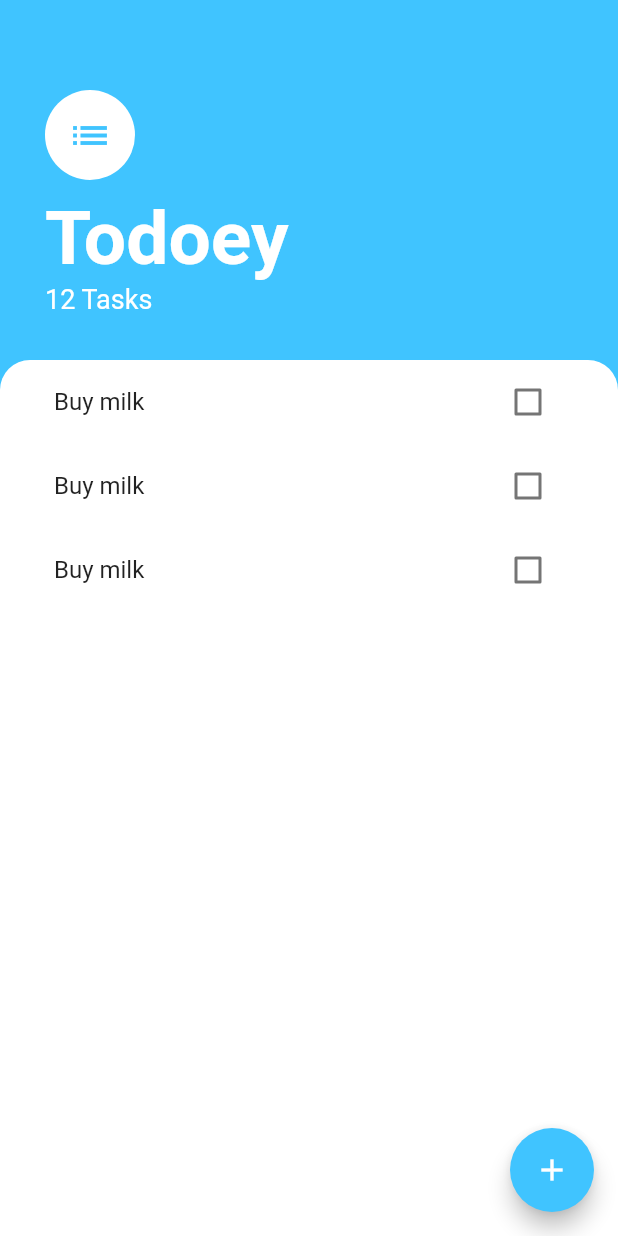
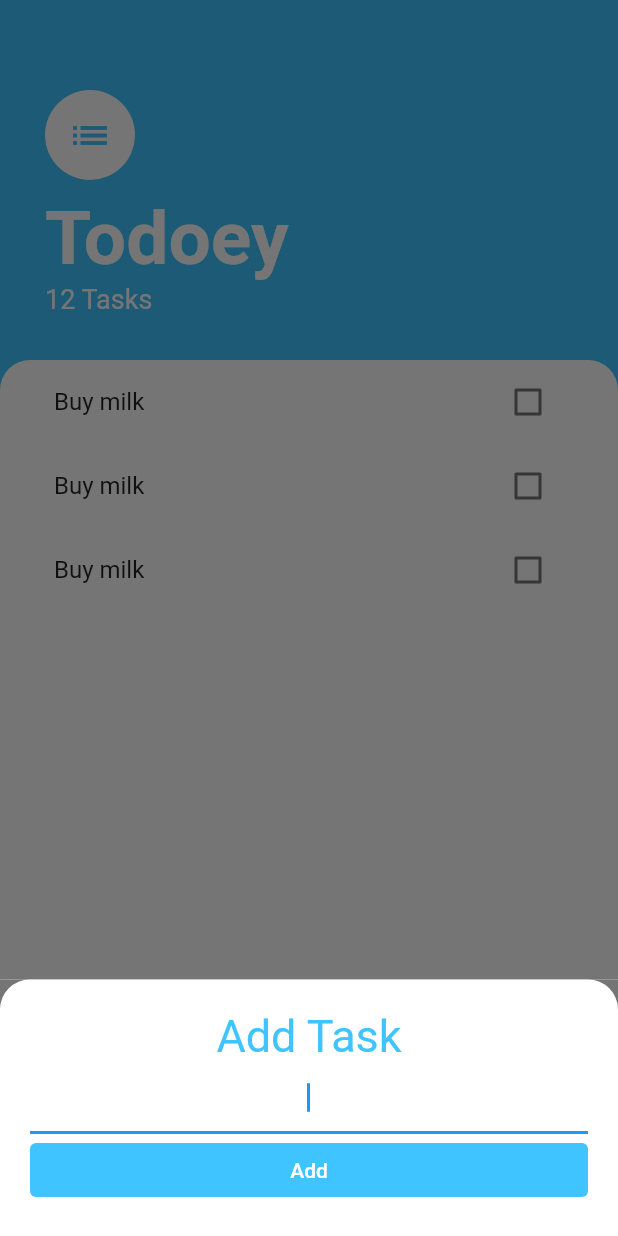
Before and after one commit to jorge-armando-navarro-flores/todoey_flutter, a Flutter app: the screen it shows after launch, after a tap on the "add" icon, on a phone screen of 412 x 824 dp. Run offline on Flutter 3.47's test engine with Material 2 defaults, Android fonts, the phone set to English and light mode, and no system bars.

Commit message:
BottomSheetWidget

```diff
--- /dev/null
+++ b/lib/screens/add_task_screen.dart
@@ -0,0 +1,52 @@
+import 'package:flutter/material.dart';
+import 'package:flutter/widgets.dart';
+
+class AddTaskScreen extends StatelessWidget {
+  const AddTaskScreen({Key? key}) : super(key: key);
+
+  @override
+  Widget build(BuildContext context) {
+    return Container(
+      color: Color(0xff757575),
+      child: Container(
+        padding: EdgeInsets.all(20.0),
+        decoration: BoxDecoration(
+          color: Colors.white,
+          borderRadius: BorderRadius.only(
+            topLeft: Radius.circular(20.0),
+            topRight: Radius.circular(20.0)
+          ),
+        ),
+        child: Column(
+         crossAxisAlignment: CrossAxisAlignment.stretch,
+          children: [
+            Text(
+              "Add Task",
+              textAlign: TextAlign.center,
+              style: TextStyle(
+                color: Colors.lightBlueAccent,
+                fontSize: 30.0
+              ),
+            ),
+            TextField(
+              autofocus: true,
+              textAlign: TextAlign.center,
+            ),
+            TextButton(
+                onPressed: () {},
+                child: Text(
+                  "Add",
+                  style: TextStyle(
+                    color: Colors.white
+                  ),
+                ),
+              style: TextButton.styleFrom(
+                backgroundColor: Colors.lightBlueAccent
+              ),
+            )
+          ],
+        ),
+      ),
+    );
+  }
+}
--- a/lib/screens/tasks_screen.dart
+++ b/lib/screens/tasks_screen.dart
@@ -1,10 +1,13 @@
 import 'package:flutter/material.dart';
 import 'package:flutter/widgets.dart';
 import 'package:todoey_flutter/widgets/tasks_list.dart';
+import 'add_task_screen.dart';
 
 
 class TaskScreen extends StatelessWidget {
   const TaskScreen({Key? key}) : super(key: key);
+
+
 
   @override
   Widget build(BuildContext context) {
@@ -70,7 +73,18 @@ class TaskScreen extends StatelessWidget {
       ),
 
       floatingActionButton: FloatingActionButton(
-        onPressed: (){},
+        onPressed: (){
+          showModalBottomSheet(
+              context: context,
+              isScrollControlled: true,
+              builder: (context) => SingleChildScrollView(
+                child: Container(
+                  padding: EdgeInsets.only(bottom: MediaQuery.of(context).viewInsets.bottom),
+                  child: AddTaskScreen(),
+                ),
+              ),
+          );
+        },
         backgroundColor: Colors.lightBlueAccent,
         child: Icon(Icons.add),
       ),
```
